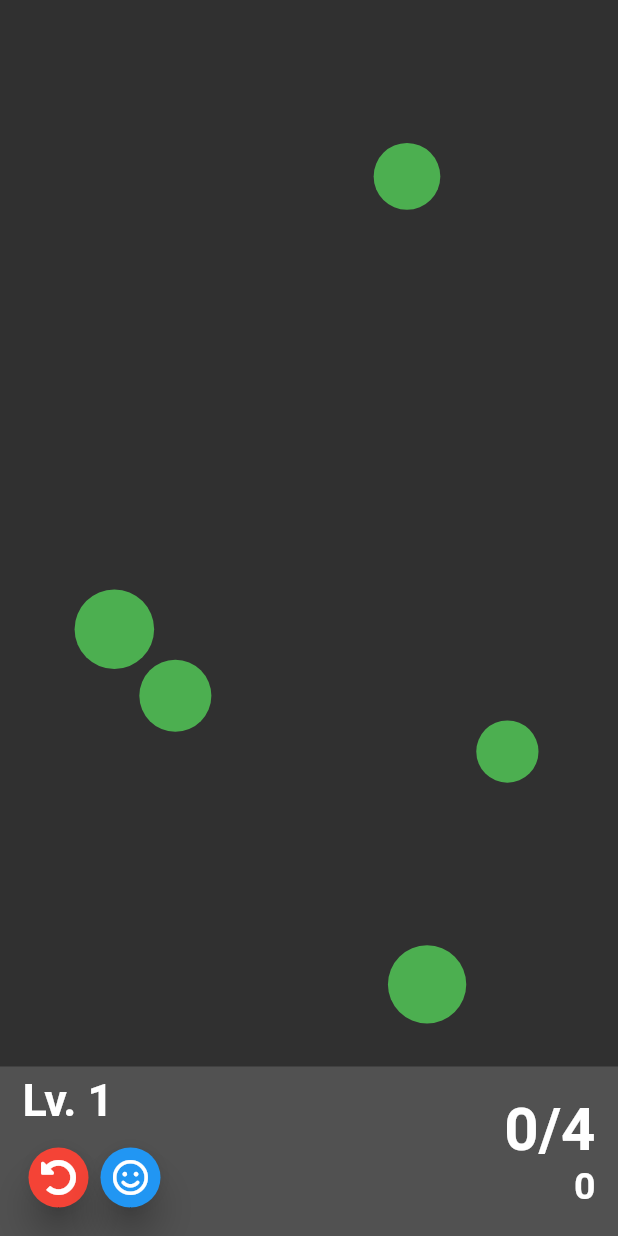
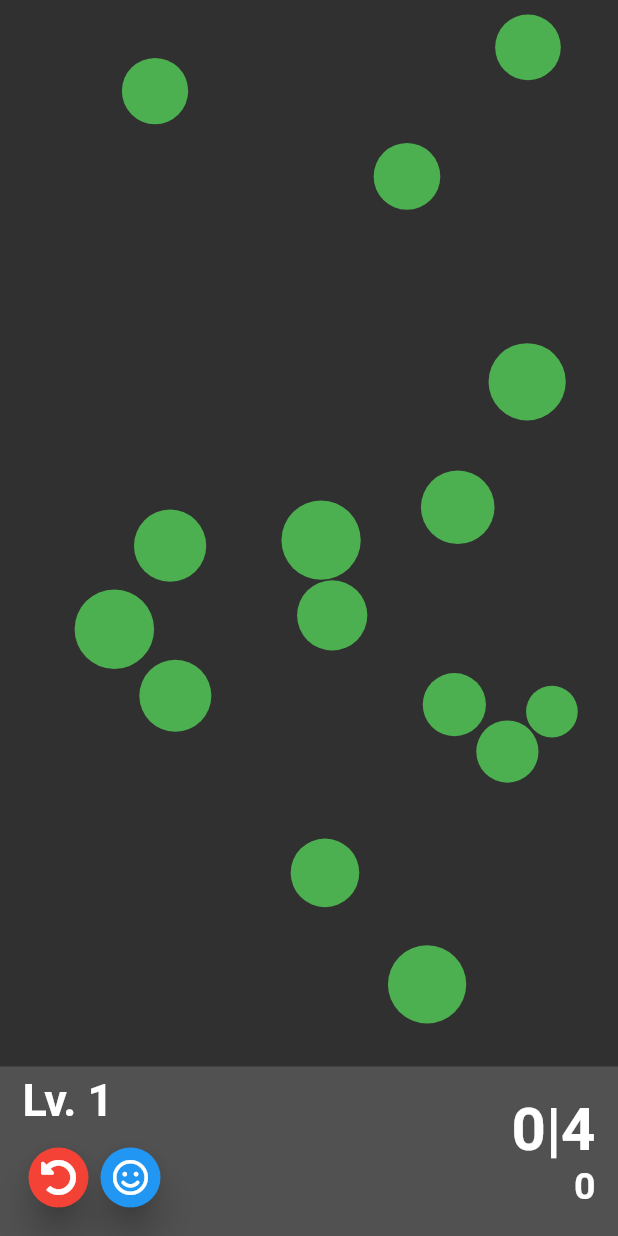
Before and after one commit to theguymeyer/reaction, a Flutter app: the screen it shows after launch, on a phone screen of 412 x 824 dp. Run offline on Flutter 3.47's test engine with Material 2 defaults, Android fonts, the phone set to English and light mode, and no system bars; our stand-ins replace font_awesome_flutter; Roboto replaces fonts that are missing (Hind).

Commit message:
1.2.0 Reaction (menu positioned)

```diff
--- a/lib/levels.dart
+++ b/lib/levels.dart
@@ -8,7 +8,7 @@ class Levels {
 
   // Level(this._id, this._batchSize, this._sizeRange, this._speedRange, this._initialTime, this._timeBonusDecimal, this._targetScore)
   List<Level> _levels = [
-    Level(1, 5, Offset(4, 20), Offset(1,4), 1200, 0.05, 4), // high variance Size and Speed
+    Level(1, 15, Offset(4, 20), Offset(1,4), 1200, 0.05, 4), // high variance Size and Speed
     Level(2, 5, Offset(4, 20), Offset(1,17), 700, 0.05, 4), // high variance Size and Speed
     Level(3, 10, Offset(2, 15), Offset(0.2, 7.5), 2000, 0.1, 10), // fun level
     Level(4, 30, Offset(3, 10), Offset(3.5, 5.5), 1000, 0.1, 10),
--- a/lib/main.dart
+++ b/lib/main.dart
@@ -169,7 +169,13 @@ class _GamePageState extends State<GamePage> {
                         )
                       ])),
             )),
-        Container(
+        Positioned(
+          bottom: MediaQuery.of(context).size.height * 0.2,
+          left: 15,
+          // height: MediaQuery.of(context).size.height,
+          // width: MediaQuery.of(context).size.width,
+            // child: Container(
+            //   alignment: Alignment(0, 0),
             child: NextLevelWidget(
               // next level button
               currentLevel: currentLevel,
--- a/lib/next_level_widget.dart
+++ b/lib/next_level_widget.dart
@@ -22,7 +22,7 @@ class _NextLevelWidgetState extends State<NextLevelWidget> with SingleTickerProv
 
   // final double _elevation = 20;
   Color _startColor = Colors.transparent;
-  Color _endColor = Colors.white;
+  Color _endColor = Colors.lightBlue;
 
   Tween<Color> _colorTween;
   Animation<Color> _nextLevelAnimation;
@@ -37,7 +37,7 @@ class _NextLevelWidgetState extends State<NextLevelWidget> with SingleTickerProv
       vsync: this,
 
       // countdown time (TODO add to gameInfo variable API)
-      duration: new Duration(milliseconds: 2000),
+      duration: new Duration(milliseconds: 1000),
     );
 
     /// tween interpolation
--- a/lib/score_widgets.dart
+++ b/lib/score_widgets.dart
@@ -25,7 +25,7 @@ class _ScoreWidgetsState extends State<ScoreWidgets> {
                 child: Consumer<CaughtPointNotifier>(
                     builder: (context, thisNotifier, _) {
               return Text(
-                "${thisNotifier.caughtPoints}/${widget._gameInfo.targetScoreForCurrentLevel.round()}",
+                "${thisNotifier.caughtPoints}|${widget._gameInfo.targetScoreForCurrentLevel.round()}",
                 style: TextStyle(
                   fontSize: 40.0,
                   fontWeight: FontWeight.w600,
```
